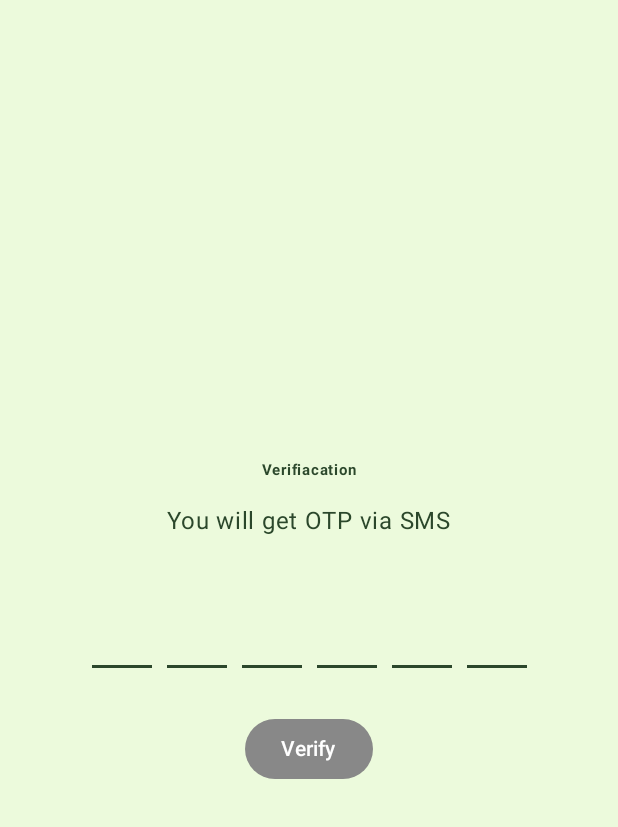
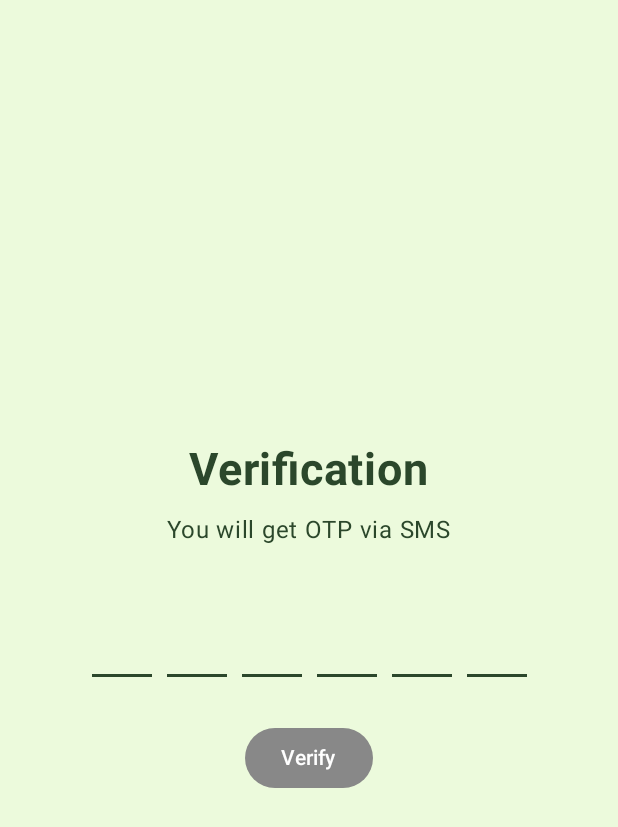
Before and after one commit to proptelligence/Proptelligence-android, an Android app built with Jetpack Compose: the OtpScreen screen opened through its navigation route, on a phone screen of 412 x 824 dp. Shown: the top 827 px of the screen. Run offline under Robolectric (Android 15) with nearby library versions, the phone set to English and light mode, and no system bars; our stand-ins replace Firebase (no records; nobody signed in at launch, a user with empty details on screens opened directly).

Commit message:
Implemented OTP Login

```diff
--- a/app/src/main/java/com/rey/proptelligence/HomeScreen.kt
+++ b/app/src/main/java/com/rey/proptelligence/HomeScreen.kt
@@ -3,13 +3,17 @@ package com.rey.proptelligence
 import androidx.compose.foundation.background
 import androidx.compose.foundation.layout.Arrangement
 import androidx.compose.foundation.layout.Column
+import androidx.compose.foundation.layout.Spacer
 import androidx.compose.foundation.layout.fillMaxSize
+import androidx.compose.foundation.layout.height
 import androidx.compose.material3.Button
 import androidx.compose.material3.Text
 import androidx.compose.runtime.Composable
 import androidx.compose.ui.Alignment
 import androidx.compose.ui.Modifier
 import androidx.compose.ui.graphics.Color
+import androidx.compose.ui.unit.dp
+import androidx.compose.ui.unit.sp
 import androidx.navigation.NavController
 import com.google.firebase.Firebase
 import com.google.firebase.auth.auth
@@ -25,7 +29,8 @@ fun HomeScreen(navController: NavController){
         horizontalAlignment = Alignment.CenterHorizontally,
         verticalArrangement = Arrangement.Center
     ) {
-        Text(text = "Home Screen Aa gayi bhai", color = Color.Black)
+        Text(text = "Home Screen :)", color = Color.Black, fontSize = 30.sp)
+        Spacer(modifier = Modifier.height(10.dp))
         Button(
             onClick = {
                 Firebase.auth.signOut()
--- a/app/src/main/java/com/rey/proptelligence/LoginScreen.kt
+++ b/app/src/main/java/com/rey/proptelligence/LoginScreen.kt
@@ -6,8 +6,12 @@ import androidx.compose.foundation.layout.Arrangement
 import androidx.compose.foundation.layout.Column
 import androidx.compose.foundation.layout.Spacer
 import androidx.compose.foundation.layout.fillMaxSize
+import androidx.compose.foundation.layout.fillMaxWidth
+import androidx.compose.foundation.layout.height
 import androidx.compose.foundation.layout.padding
 import androidx.compose.foundation.layout.size
+import androidx.compose.foundation.layout.width
+import androidx.compose.foundation.shape.RoundedCornerShape
 import androidx.compose.foundation.text.KeyboardOptions
 import androidx.compose.material3.Button
 import androidx.compose.material3.ButtonDefaults
@@ -21,6 +25,7 @@ import androidx.compose.runtime.remember
 import androidx.compose.runtime.setValue
 import androidx.compose.ui.Alignment
 import androidx.compose.ui.Modifier
+import androidx.compose.ui.draw.clip
 import androidx.compose.ui.graphics.Color
 import androidx.compose.ui.platform.LocalContext
 import androidx.compose.ui.text.TextStyle
@@ -44,8 +49,8 @@ fun LoginScreen(navController: NavController){
         verticalArrangement = Arrangement.Center
     ) {
         Text(
-            text = "Verifiacation",
-            fontSize = 10.sp,
+            text = "Verification",
+            fontSize = 30.sp,
             fontWeight = FontWeight.Bold,
             color = tColor
         )
@@ -66,7 +71,7 @@ fun LoginScreen(navController: NavController){
                 cursorColor = tColor
             ),
             modifier = Modifier
-                .fillMaxSize()
+                .height(70.dp)
                 .padding(start = 20.dp, end = 20.dp),
             singleLine = true,
             keyboardOptions = KeyboardOptions(
@@ -85,7 +90,13 @@ fun LoginScreen(navController: NavController){
                       }
             },
             colors = ButtonDefaults.buttonColors(
-                if (phoneNum.length == 10) tColor else Color.Gray)
+                if (phoneNum.length == 10) tColor else Color.Gray),
+            modifier = Modifier
+                .height(40.dp)
+                .padding(start = 20.dp, end = 20.dp)
+                .fillMaxWidth(0.8f)
+                .clip(RoundedCornerShape(2.dp))
+
         ) {
             Text(text = "Send OTP", color = Color.White)
         }
--- a/app/src/main/java/com/rey/proptelligence/OtpScreen.kt
+++ b/app/src/main/java/com/rey/proptelligence/OtpScreen.kt
@@ -50,8 +50,8 @@ fun OtpScreen(navController: NavController) {
         verticalArrangement = Arrangement.Center
     ) {
         Text(
-            text = "Verifiacation",
-            fontSize = 10.sp,
+            text = "Verification",
+            fontSize = 30.sp,
             fontWeight = FontWeight.Bold,
             color = tColor
         )
```
